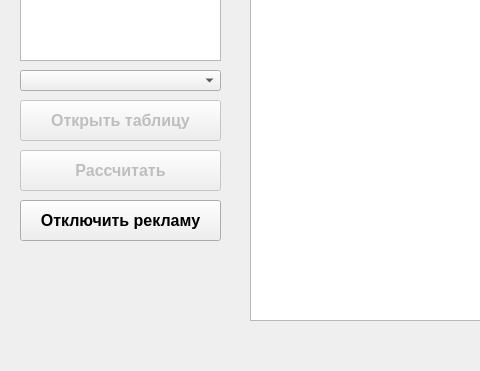
Old version of the form mainwindow.ui in the repository L0BERY/hierarchy-analysis; both pictures show x 0 to 480 and y 290 to 661 of the 956 by 661 pixel window.
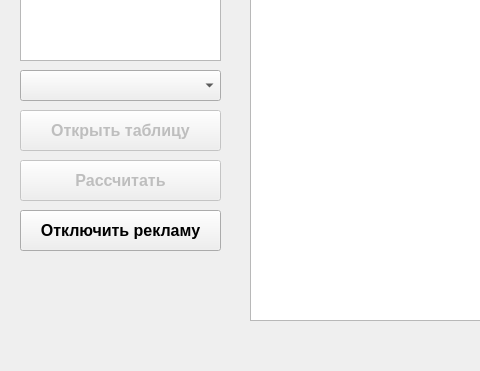
New version of the form.

```diff
--- a/mainwindow.ui
+++ b/mainwindow.ui
@@ -110,7 +110,7 @@
     <property name="geometry">
      <rect>
       <x>20</x>
-      <y>440</y>
+      <y>450</y>
       <width>201</width>
       <height>41</height>
      </rect>
@@ -139,7 +139,7 @@
     <property name="geometry">
      <rect>
       <x>20</x>
-      <y>490</y>
+      <y>500</y>
       <width>201</width>
       <height>41</height>
      </rect>
@@ -204,7 +204,7 @@
     <property name="geometry">
      <rect>
       <x>20</x>
-      <y>390</y>
+      <y>400</y>
       <width>201</width>
       <height>41</height>
      </rect>
@@ -226,9 +226,16 @@
       <x>20</x>
       <y>360</y>
       <width>201</width>
-      <height>21</height>
+      <height>31</height>
      </rect>
     </property>
+    <property name="font">
+     <font>
+      <pointsize>12</pointsize>
+      <weight>75</weight>
+      <bold>true</bold>
+     </font>
+    </property>
    </widget>
   </widget>
   <widget class="QStatusBar" name="statusbar"/>
```
Left out of the diff: 7 changed lines with no effect on the pictures.
